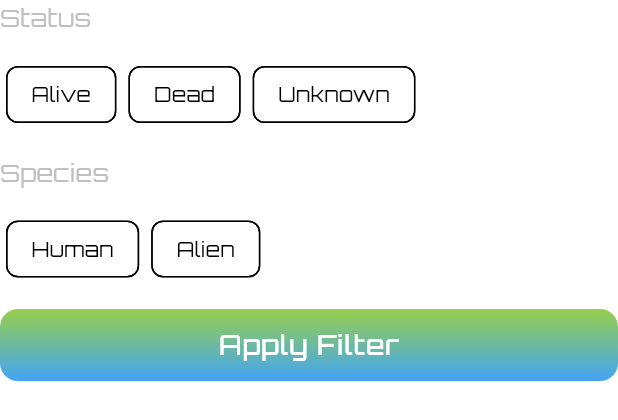
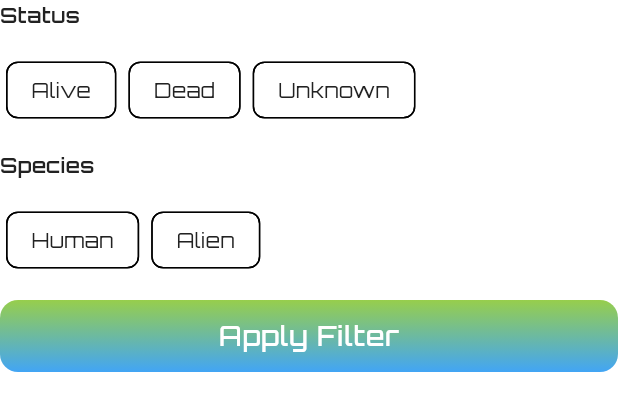
Before and after one commit to AmrMahm0ud/Rick-And-Morty, a Flutter app: the CharacterBottomSheetFilter widget shown alone on an empty page, opened directly, on a phone screen of 412 x 824 dp. Shown: the top 420 px of the screen. Run offline on Flutter 3.47's test engine with Material 3 defaults, Android fonts, the phone set to English and light mode, and no system bars; our stand-ins replace bloc, dio, equatable, flutter_bloc, flutter_svg, get_it and 3 more; accounts and stored records are empty; generated files the repository leaves out were written again; network calls fail.

Commit message:
commit enhance character filter bottom sheet

```diff
--- a/lib/presentation/screens/character/widget/character_bottom_sheet_filter_widget.dart
+++ b/lib/presentation/screens/character/widget/character_bottom_sheet_filter_widget.dart
@@ -46,7 +46,11 @@ class _CharacterBottomSheetFilterState
           child: Column(
             crossAxisAlignment: CrossAxisAlignment.start,
             children: [
-              const Text("Status"),
+              Text(
+                "Status",
+                style: Theme.of(context).textTheme.labelLarge?.copyWith(
+                    color: ColorManager.black, fontWeight: FontWeight.w600),
+              ),
               const SizedBox(height: 16),
               SingleChildScrollView(
                 child: Row(
@@ -55,7 +59,13 @@ class _CharacterBottomSheetFilterState
                             padding:
                                 const EdgeInsets.symmetric(horizontal: 4.0),
                             child: FilterChip(
-                              label: Text(e.value),
+                              label: Text(
+                                e.value,
+                                style: Theme.of(context)
+                                    .textTheme
+                                    .labelLarge
+                                    ?.copyWith(color: ColorManager.black),
+                              ),
                               selected: e.isSelected,
                               selectedColor: ColorManager.primary,
                               showCheckmark: false,
@@ -68,7 +78,11 @@ class _CharacterBottomSheetFilterState
                 ),
               ),
               const SizedBox(height: 16),
-              const Text("Species"),
+              Text(
+                "Species",
+                style: Theme.of(context).textTheme.labelLarge?.copyWith(
+                    color: ColorManager.black, fontWeight: FontWeight.w600),
+              ),
               const SizedBox(height: 16),
               SingleChildScrollView(
                 child: Row(
@@ -77,9 +91,15 @@ class _CharacterBottomSheetFilterState
                             padding:
                                 const EdgeInsets.symmetric(horizontal: 4.0),
                             child: FilterChip(
-                              label: Text(e.value),
+                              label: Text(
+                                e.value,
+                                style: Theme.of(context)
+                                    .textTheme
+                                    .labelLarge
+                                    ?.copyWith(color: ColorManager.black),
+                              ),
                               selected: e.isSelected,
-                              selectedColor: ColorManager.primary,
+                              selectedColor: ColorManager.white,
                               showCheckmark: false,
                               onSelected: (value) {
                                 _selectSpecies(e);
```
